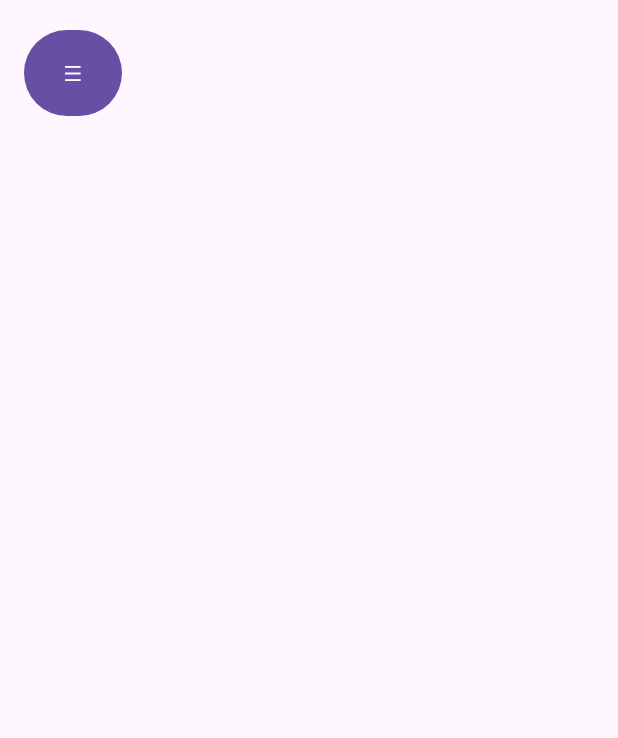
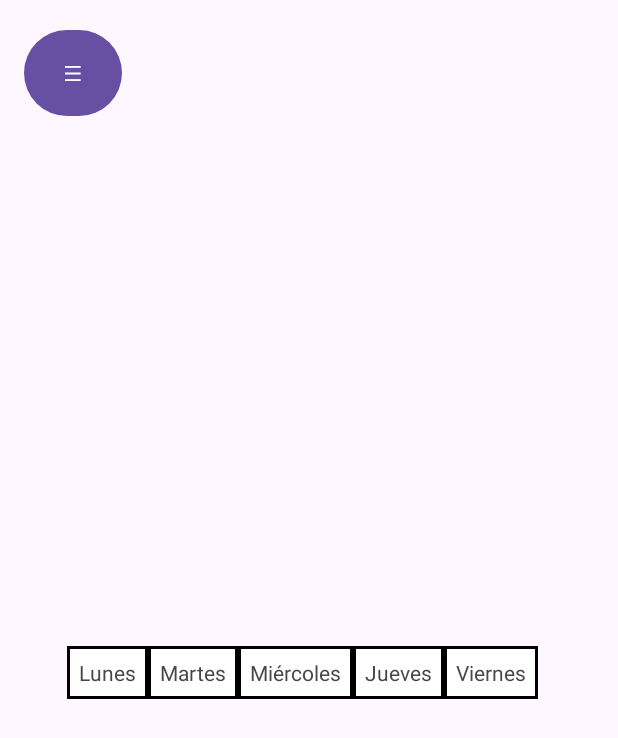
Before and after one commit to Mikel-elorrieta/AND_DAM_E2_T7, an Android app: the layout activity_horarios.xml on its own in the app's theme, with its tools: preview values and no code run, on a phone screen of 412 x 824 dp. Shown: the top 738 px of the screen. Run offline under Robolectric (Android 15) with nearby library versions, the light colour scheme and no system bars; network calls fail.

Commit message:
Horarios

```diff
--- a/E2_T7_MPGM/app/src/main/AndroidManifest.xml
+++ b/E2_T7_MPGM/app/src/main/AndroidManifest.xml
@@ -23,7 +23,8 @@
         tools:targetApi="31">
         <activity
             android:name=".Profila"
-            android:exported="false" />
+            android:exported="false"
+            android:screenOrientation="portrait"/>
 
         <provider
             android:name="androidx.core.content.FileProvider"
@@ -45,7 +46,8 @@
             />
         <activity
             android:name=".Login"
-            android:exported="false" />
+            android:exported="false"
+            android:screenOrientation="portrait"/>
         <activity
             android:name=".MainActivity"
             android:exported="true">
--- a/E2_T7_MPGM/app/src/main/res/drawable/cell_border.xml
+++ /dev/null
@@ -1,5 +0,0 @@
-<shape xmlns:android="http://schemas.android.com/apk/res/android">
-    <solid android:color="#FFFFFF"/> <!-- Color de fondo -->
-    <stroke android:color="#000000" android:width="2dp"/> <!-- Borde de las celdas -->
-    <corners android:radius="4dp"/> <!-- Bordes redondeados -->
-</shape>
--- /dev/null
+++ b/E2_T7_MPGM/app/src/main/res/drawable/table_cell_border.xml
@@ -0,0 +1,4 @@
+<shape xmlns:android="http://schemas.android.com/apk/res/android">
+    <stroke android:width="2dp" android:color="#000000"/> <!-- Color de las líneas -->
+    <solid android:color="#FFFFFF"/> <!-- Color de fondo de la celda -->
+</shape>
--- a/E2_T7_MPGM/app/src/main/res/layout-land/activity_horarios.xml
+++ b/E2_T7_MPGM/app/src/main/res/layout-land/activity_horarios.xml
@@ -18,18 +18,53 @@
         app:layout_constraintStart_toStartOf="parent"
         app:layout_constraintTop_toTopOf="parent" />
 
-    <!-- RecyclerView para mostrar los horarios -->
-    <androidx.recyclerview.widget.RecyclerView
-        android:id="@+id/horariosRecyclerView"
-        android:layout_width="654dp"
-        android:layout_height="193dp"
+    <!-- TableLayout para mostrar los horarios -->
+    <TableLayout
+        android:id="@+id/horariosTable"
+        android:layout_width="wrap_content"
+        android:layout_height="wrap_content"
+        android:layout_marginTop="28dp"
         android:layout_marginStart="34dp"
-        android:layout_marginTop="28dp"
         android:layout_marginEnd="43dp"
         android:layout_marginBottom="37dp"
         app:layout_constraintBottom_toBottomOf="parent"
         app:layout_constraintEnd_toEndOf="parent"
         app:layout_constraintStart_toStartOf="parent"
-        app:layout_constraintTop_toBottomOf="@+id/menu" />
+        app:layout_constraintTop_toBottomOf="@id/menu">
+
+        <!-- Cabecera de la tabla con los días de la semana -->
+        <TableRow>
+            <TextView
+                android:layout_width="wrap_content"
+                android:layout_height="wrap_content"
+                android:text="Lunes"
+                android:padding="8dp"
+                android:background="@drawable/table_cell_border"/>
+            <TextView
+                android:layout_width="wrap_content"
+                android:layout_height="wrap_content"
+                android:text="Martes"
+                android:padding="8dp"
+                android:background="@drawable/table_cell_border"/>
+            <TextView
+                android:layout_width="wrap_content"
+                android:layout_height="wrap_content"
+                android:text="Miércoles"
+                android:padding="8dp"
+                android:background="@drawable/table_cell_border"/>
+            <TextView
+                android:layout_width="wrap_content"
+                android:layout_height="wrap_content"
+                android:text="Jueves"
+                android:padding="8dp"
+                android:background="@drawable/table_cell_border"/>
+            <TextView
+                android:layout_width="wrap_content"
+                android:layout_height="wrap_content"
+                android:text="Viernes"
+                android:padding="8dp"
+                android:background="@drawable/table_cell_border"/>
+        </TableRow>
+    </TableLayout>
 
 </androidx.constraintlayout.widget.ConstraintLayout>
--- a/E2_T7_MPGM/app/src/main/res/layout/activity_horarios.xml
+++ b/E2_T7_MPGM/app/src/main/res/layout/activity_horarios.xml
@@ -18,18 +18,53 @@
         app:layout_constraintStart_toStartOf="parent"
         app:layout_constraintTop_toTopOf="parent" />
 
-    <!-- RecyclerView para mostrar los horarios -->
-    <androidx.recyclerview.widget.RecyclerView
-        android:id="@+id/horariosRecyclerView"
-        android:layout_width="0dp"
+    <!-- TableLayout para mostrar los horarios -->
+    <TableLayout
+        android:id="@+id/horariosTable"
+        android:layout_width="wrap_content"
         android:layout_height="wrap_content"
+        android:layout_marginTop="28dp"
         android:layout_marginStart="34dp"
-        android:layout_marginTop="28dp"
         android:layout_marginEnd="43dp"
         android:layout_marginBottom="37dp"
         app:layout_constraintBottom_toBottomOf="parent"
         app:layout_constraintEnd_toEndOf="parent"
         app:layout_constraintStart_toStartOf="parent"
-        app:layout_constraintTop_toBottomOf="@+id/menu" />
+        app:layout_constraintTop_toBottomOf="@id/menu">
+
+        <!-- Cabecera de la tabla con los días de la semana -->
+        <TableRow>
+            <TextView
+                android:layout_width="wrap_content"
+                android:layout_height="wrap_content"
+                android:text="Lunes"
+                android:padding="8dp"
+                android:background="@drawable/table_cell_border"/>
+            <TextView
+                android:layout_width="wrap_content"
+                android:layout_height="wrap_content"
+                android:text="Martes"
+                android:padding="8dp"
+                android:background="@drawable/table_cell_border"/>
+            <TextView
+                android:layout_width="wrap_content"
+                android:layout_height="wrap_content"
+                android:text="Miércoles"
+                android:padding="8dp"
+                android:background="@drawable/table_cell_border"/>
+            <TextView
+                android:layout_width="wrap_content"
+                android:layout_height="wrap_content"
+                android:text="Jueves"
+                android:padding="8dp"
+                android:background="@drawable/table_cell_border"/>
+            <TextView
+                android:layout_width="wrap_content"
+                android:layout_height="wrap_content"
+                android:text="Viernes"
+                android:padding="8dp"
+                android:background="@drawable/table_cell_border"/>
+        </TableRow>
+    </TableLayout>
 
 </androidx.constraintlayout.widget.ConstraintLayout>
```
Also changed, not shown: E2_T7_MPGM/app/src/main/java/com/example/e2_t7_mpgm/Horarios.java (+114 -30 lines), E2_T7_MPGM/app/src/main/java/modelo/VistaHorariosUsuarios.java (added, +76 -0 lines), E2_T7_MPGM/app/src/main/res/layout-land/item_horarios.xml (+5 -5 lines), E2_T7_MPGM/app/src/main/res/layout/item_horarios.xml (+5 -5 lines).
